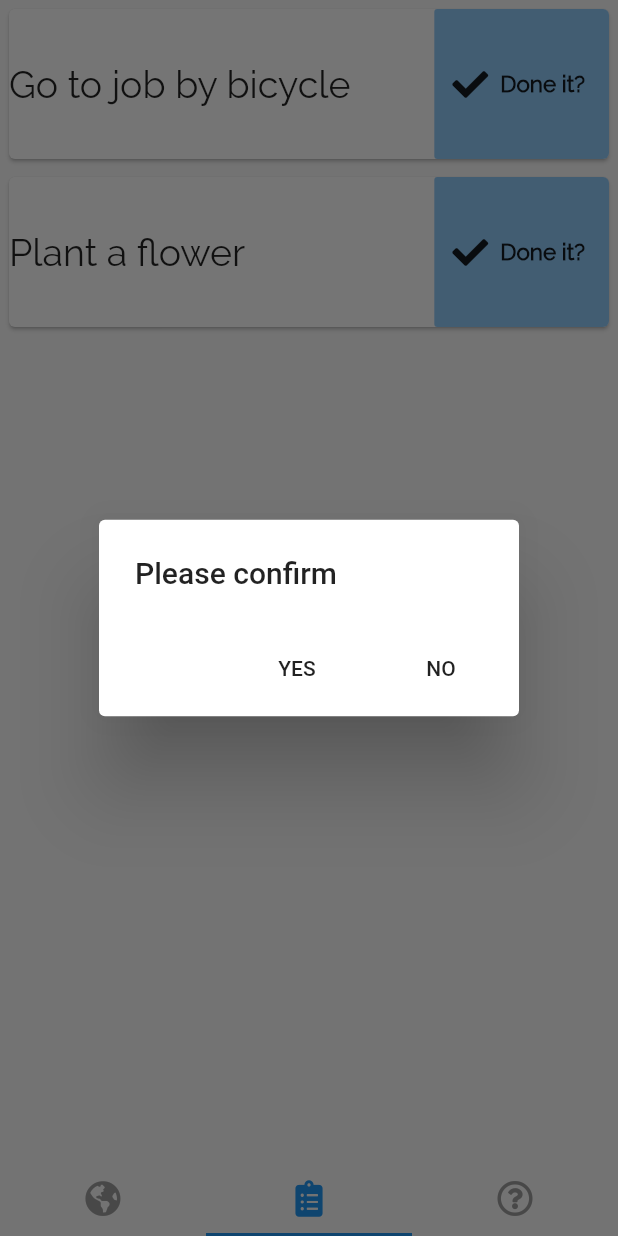
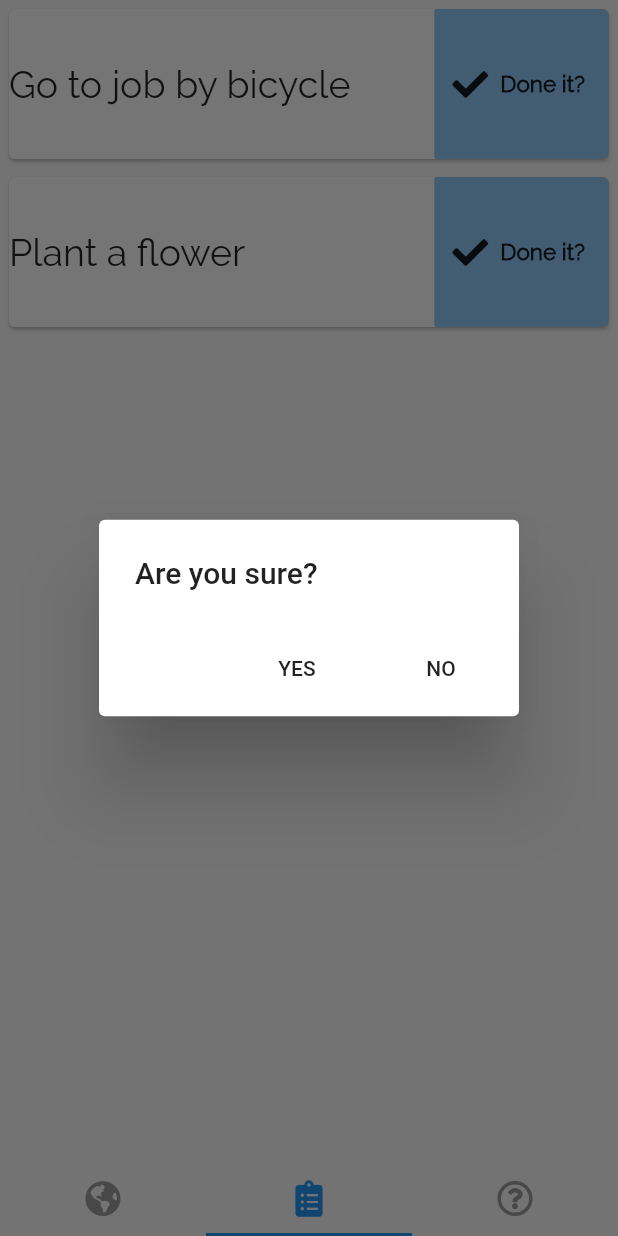
Before and after one commit to alexpavelm/SpaceAppsProject, a Flutter app: the BottomNavBar screen opened directly, item 2 of the bottom bar chosen, after a tap on "Done it?", on a phone screen of 412 x 824 dp. Run offline on Flutter 3.47's test engine with Material 2 defaults, Android fonts, the phone set to English and light mode, and no system bars; our stand-ins replace auto_size_text, font_awesome_flutter, google_maps_flutter.

Commit message:
Merge branch 'master' of https://github.com/alexpavelm/SpaceAppsProject
# Conflicts:
#	lib/CurrentLocation.dart

```diff
--- a/lib/CurrentLocation.dart
+++ b/lib/CurrentLocation.dart
@@ -1,6 +1,5 @@
 import 'package:flutter/cupertino.dart';
 import 'package:flutter/material.dart';
-//import 'package:space_apps_project/DateFormat.dart';
 
 import 'ExpandedCardView.dart';
 import 'GlobalData.dart';
@@ -32,7 +31,7 @@ class CurrentLocationState extends State<CurrentLocation> {
             child: Column(
               children: <Widget>[
                 Padding(
-                  padding: const EdgeInsets.only(top: 40, bottom: 40),
+                  padding: const EdgeInsets.only(top:50.0, bottom: 40.0),
                   child: Column(
                     children: <Widget>[
                       Text(globalData.mainCity.city,
@@ -44,10 +43,21 @@ class CurrentLocationState extends State<CurrentLocation> {
                           )),
                       Text(
                         globalData.mainCity.country,
-                        textScaleFactor: 1.3,
+                        textScaleFactor: 1.2,
                         style: TextStyle(
+                          fontFamily: 'Raleway',
                           fontWeight: FontWeight.bold,
-                          fontFamily: 'Raleway',
+                        ),
+                      ),
+                      Padding(
+                        padding: const EdgeInsets.all(4.0),
+                        child: Text(
+                          printCurrentDate(),
+                          textScaleFactor: 1,
+                          style: TextStyle(
+                              fontFamily: 'Raleway',
+                              fontStyle: FontStyle.italic
+                          ),
                         ),
                       ),
 
@@ -95,10 +105,10 @@ class CurrentLocationState extends State<CurrentLocation> {
                               Text(
                                 globalData.mainCity.quality.toString(),
                                 style: TextStyle(
-                                  fontFamily: 'Raleway',
-                                  fontSize: 35,
-                                  fontWeight: FontWeight.bold,
-                                  color: Colors.black.withOpacity(0.6)
+                                    fontFamily: 'Raleway',
+                                    fontSize: 35,
+                                    fontWeight: FontWeight.bold,
+                                    color: Colors.black.withOpacity(0.6)
                                 ),
                               ),
                             ],
@@ -118,8 +128,82 @@ class CurrentLocationState extends State<CurrentLocation> {
       ),
     );
   }
-
   Widget buildWeather(String data) {
     return Text(data);
   }
+
+  String printCurrentDate() {
+    var now = DateTime.now();
+    String date = "";
+    switch(now.weekday) {
+      case 1:
+        date += "Monday, ";
+        break;
+      case 2:
+        date += "Tuesday, ";
+        break;
+      case 3:
+        date += "Wednesday, ";
+        break;
+      case 4:
+        date += "Thursday, ";
+        break;
+      case 5:
+        date += "Friday, ";
+        break;
+      case 6:
+        date += "Saturday, ";
+        break;
+      case 7:
+        date += "Sunday, ";
+        break;
+      default:
+        date += "error";
+        break;
+    }
+    date += now.day.toString() + " ";
+    switch(now.month) {
+      case 1:
+        date += "Jan ";
+        break;
+      case 2:
+        date += "Feb ";
+        break;
+      case 3:
+        date += "Mar ";
+        break;
+      case 4:
+        date += "Apr ";
+        break;
+      case 5:
+        date += "May ";
+        break;
+      case 6:
+        date += "Jun ";
+        break;
+      case 7:
+        date += "Jul ";
+        break;
+      case 8:
+        date += "Aug ";
+        break;
+      case 9:
+        date += "Sep ";
+        break;
+      case 10:
+        date += "October ";
+        break;
+      case 11:
+        date += "Nov";
+        break;
+      case 12:
+        date += "Dec ";
+        break;
+      default:
+        date += "error";
+        break;
+    }
+    return date + now.year.toString();
   }
+
+}
--- a/lib/MyAirTab.dart
+++ b/lib/MyAirTab.dart
@@ -31,7 +31,7 @@ class MyAirTabState extends State<MyAirTab> {
         context: context,
         builder: (context) {
           return AlertDialog(
-            title: Text("Please confirm"),
+            title: Text("Are you sure?"),
             actions: <Widget>[
               new FlatButton(
                 child: new Text('YES'),
@@ -55,10 +55,10 @@ class MyAirTabState extends State<MyAirTab> {
 
   Widget congrts() {
     final titles = [
-      'You have done your daily challanges',
-      '153 done the first quest',
-      '445 done the second quest',
-      '129 done the third quest'
+      'Yay! You finished your daily challenges!',
+      '153 did the first quest',
+      '445 did the second quest',
+      '129 did the third quest'
     ];
 
     return ListView.builder(
```
